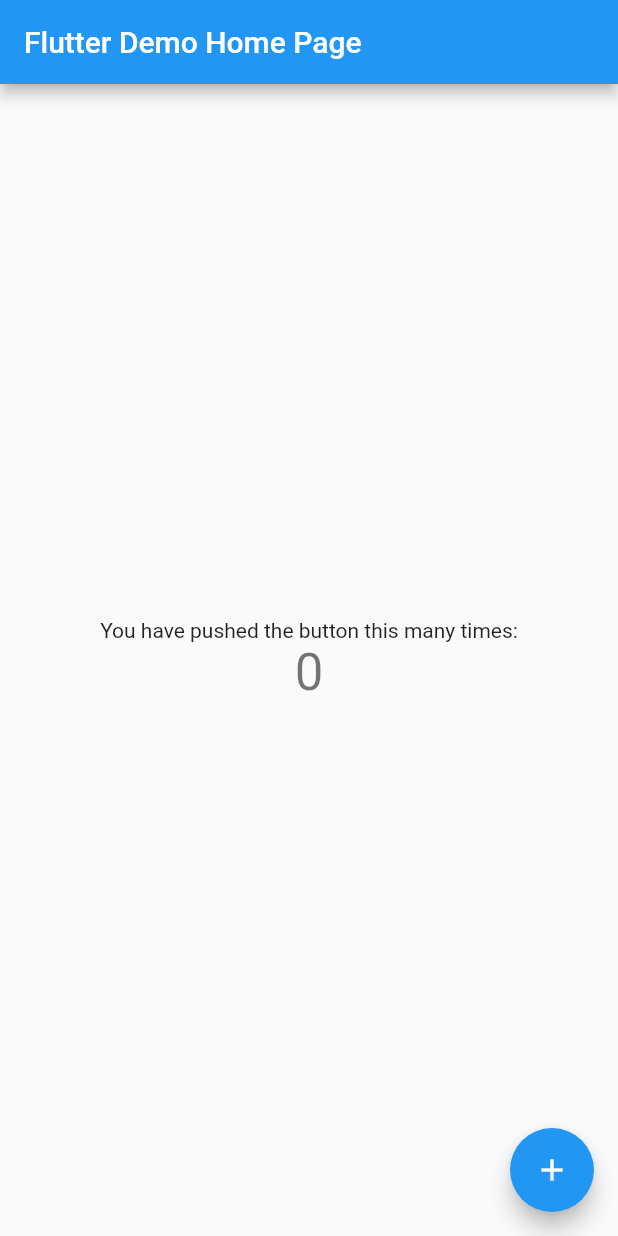
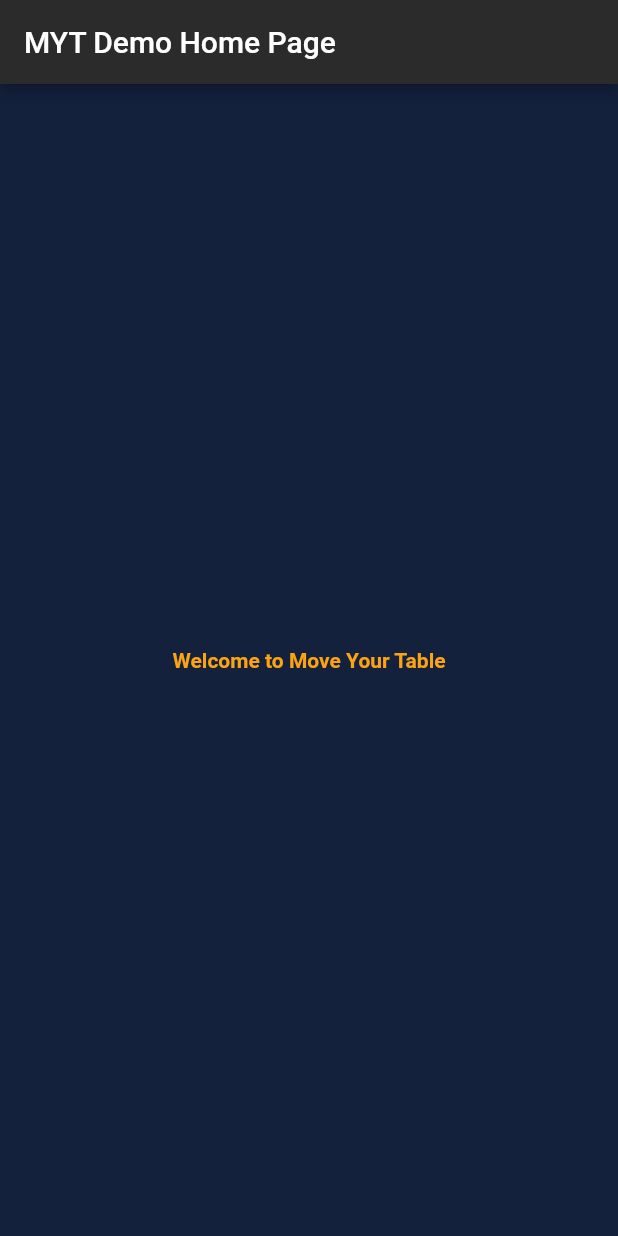
Before and after one commit to Move-Your-Table/mobile, a Flutter app: the screen it shows after launch, on a phone screen of 412 x 824 dp. Run offline on Flutter 3.47's test engine with Material 2 defaults, Android fonts, the phone set to English and light mode, and no system bars.

Commit message:
implement really basic home page

```diff
--- a/lib/main.dart
+++ b/lib/main.dart
@@ -22,9 +22,9 @@
         // or simply save your changes to "hot reload" in a Flutter IDE).
         // Notice that the counter didn't reset back to zero; the application
         // is not restarted.
-        primarySwatch: Colors.blue,
+        scaffoldBackgroundColor: const Color.fromRGBO(20, 33, 61, 1),
       ),
-      home: const MyHomePage(title: 'Flutter Demo Home Page'),
+      home: const MyHomePage(title: 'MYT Demo Home Page'),
     );
   }
 }
@@ -74,6 +74,7 @@
         // Here we take the value from the MyHomePage object that was created by
         // the App.build method, and use it to set our appbar title.
         title: Text(widget.title),
+        backgroundColor: const Color.fromRGBO(43, 43, 43, 1),
       ),
       body: Center(
         // Center is a layout widget. It takes a single child and positions it
@@ -94,22 +95,16 @@
           // axis because Columns are vertical (the cross axis would be
           // horizontal).
           mainAxisAlignment: MainAxisAlignment.center,
-          children: <Widget>[
-            const Text(
-              'You have pushed the button this many times:',
-            ),
+          children: const <Widget>[
             Text(
-              '$_counter',
-              style: Theme.of(context).textTheme.headline4,
+              'Welcome to Move Your Table',
+              style: TextStyle(
+                  color: Color.fromRGBO(252, 163, 17, 1),
+                  fontWeight: FontWeight.bold),
             ),
           ],
         ),
       ),
-      floatingActionButton: FloatingActionButton(
-        onPressed: _incrementCounter,
-        tooltip: 'Increment',
-        child: const Icon(Icons.add),
-      ), // This trailing comma makes auto-formatting nicer for build methods.
     );
   }
 }
```
